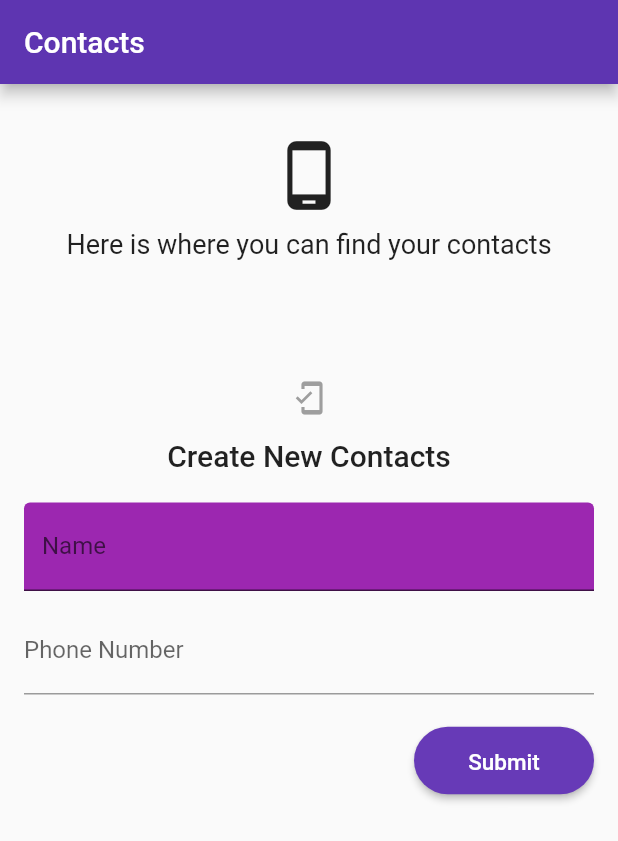
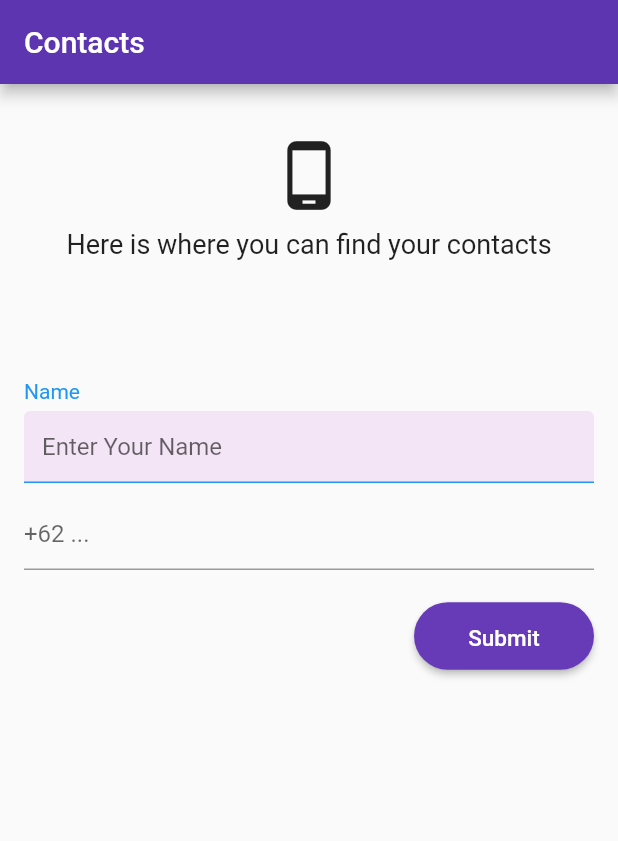
Before and after one commit to S69n250w/flutter_David-Christian-Hui, a Flutter app: the screen it shows after launch, on a phone screen of 412 x 824 dp. Shown: the top 841 px of the screen. Run offline on Flutter 3.47's test engine with Material 2 defaults, Android fonts, the phone set to English and light mode, and no system bars; our stand-ins replace dio, google_fonts.

Commit message:
Update tugas Flutter Form
mengumpulkan tugas tentang Flutter Form

```diff
--- a/13_Flutter Form/praktikum/soal_prioritas_1/lib/main.dart
+++ b/13_Flutter Form/praktikum/soal_prioritas_1/lib/main.dart
@@ -67,45 +67,54 @@ class _ContactsPageState extends State<ContactsPage> {
               child: Column(
                 crossAxisAlignment: CrossAxisAlignment.start,
                 children: <Widget>[
-                  Align(
-                    alignment: Alignment.center,
-                    child: Column(
+                  Column(
+                    crossAxisAlignment: CrossAxisAlignment.start,
                     children: [
-                        Icon(
-                          Icons.mobile_friendly,
-                          color: Colors.grey,
+                      Text(
+                        'Name',
+                        style: TextStyle(color: Colors.blue),
                       ),
-                        SizedBox(height: 15),
-                        Title(
-                          color: Colors.black,
-                          child: Text(
-                            "Create New Contacts",
-                            style: TextStyle(
-                              fontSize: 20,
-                              fontWeight: FontWeight.w500
-                            ),
-                          )
-                        )
-                      ],
-                    ),
-                  ),
-                  SizedBox(height: 20),
-                  TextFormField(
-                    controller: _nameController,
-                    decoration: InputDecoration(
-                      labelText: 'Name',
-                      fillColor: Colors.purple,
-                      filled: true
-                      // focusedBorder: OutlineInputBorder(
-                      //   borderSide: BorderSide(
-                      //     color: Colors.purple
+                      SizedBox(height: 5),
+                  // Align(
+                  //   alignment: Alignment.center,
+                  //   child: Column(
+                  //     children: [
+                  //       Icon(
+                  //         Icons.mobile_friendly,
+                  //         color: Colors.grey,
+                  //       ),
+                  //       SizedBox(height: 15),
+                  //       Title(
+                  //         color: Colors.black,
+                  //         child: Text(
+                  //           "Create New Contacts",
+                  //           style: TextStyle(
+                  //             fontSize: 20,
+                  //             fontWeight: FontWeight.w500
+                  //           ),
+                  //         )
+                  //       )
+                  //     ],
                   //   ),
                   // ),
-                      // enabledBorder: OutlineInputBorder(
-                      //   borderSide: BorderSide(
-                      //     color: Colors.blue
-                      //   ),
-                      // ),
+                  // SizedBox(height: 20),
+                      TextFormField(
+                        // controller: _nameController,
+                        decoration: InputDecoration(
+                          hintText: 'Enter Your Name',
+                          // labelText: 'Name',
+                          fillColor: Colors.purple[50],
+                          filled: true,
+                          labelStyle: TextStyle(
+                            fontWeight: FontWeight.w500,
+                            color: Colors.green
+                          ),
+                          focusedBorder: UnderlineInputBorder(
+                            borderSide: BorderSide(color: Colors.grey)
+                          ),
+                          enabledBorder: UnderlineInputBorder(
+                            borderSide: BorderSide(color: Colors.blue)
+                          ),
                         ),
                         validator: (value) {
                           if (value == null || value.isEmpty) {
@@ -113,11 +122,27 @@ class _ContactsPageState extends State<ContactsPage> {
                           }
                           return null;
                         },
+                        // onChanged: (value) {
+                        //   setState(() {
+                        //     _name= value;
+                        //   });
+                        // },
                       ),
+                    ],
+                  ),
+                    // validator: (value) {
+                    //   if (value == null || value.isEmpty) {
+                    //     return 'Please enter some text';
+                    //   }
+                    //   return null;
+                    // },
                   SizedBox(height: 10),
                   TextFormField(
                     controller: _phoneController,
-                    decoration: InputDecoration(labelText: 'Phone Number'),
+                    decoration: InputDecoration(
+                      // labelText: 'Phone Number',
+                      hintText: '+62 ...'
+                    ),
                     validator: (value) {
                       if (value == null || value.isEmpty) {
                         return 'Please enter some text';
@@ -178,5 +203,19 @@ class _ContactsPageState extends State<ContactsPage> {
         ),
       ),
     );
+
+
+    //                             ],
+    //           ),
+    //             ],
+    //           ),
+    //         ),
+    //         ),
+    //       // ],
+    //       // );
+    //       ],
+    //     ),
+    //   ),
+    // );
   }
 }
```
Lines whose indentation alone changed are shown as unchanged.
